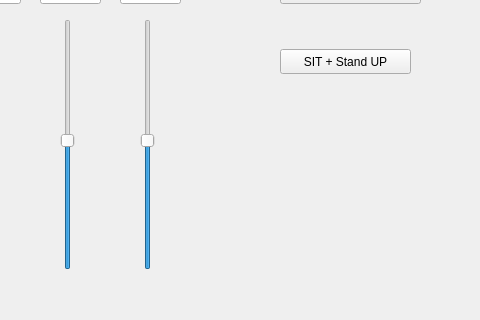
Qt form neuron/mainwindow.ui (evkuz/qt_linux) before a commit; both pictures show x 320 to 800 and y 271 to 591 of the 800 by 591 pixel window.
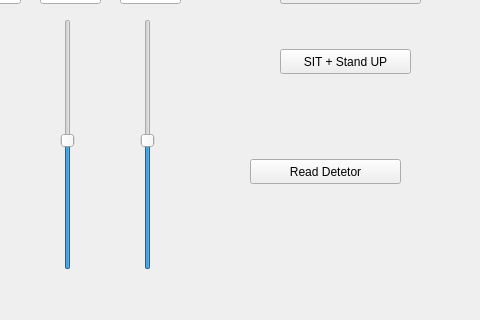
The same form after that commit.

```diff
--- a/neuron/mainwindow.ui
+++ b/neuron/mainwindow.ui
@@ -429,6 +429,19 @@
     <string>SIT + Stand UP</string>
    </property>
   </widget>
+  <widget class="QPushButton" name="socketButton">
+   <property name="geometry">
+    <rect>
+     <x>570</x>
+     <y>430</y>
+     <width>151</width>
+     <height>25</height>
+    </rect>
+   </property>
+   <property name="text">
+    <string>Read Detetor</string>
+   </property>
+  </widget>
  </widget>
  <resources/>
  <connections/>
```
